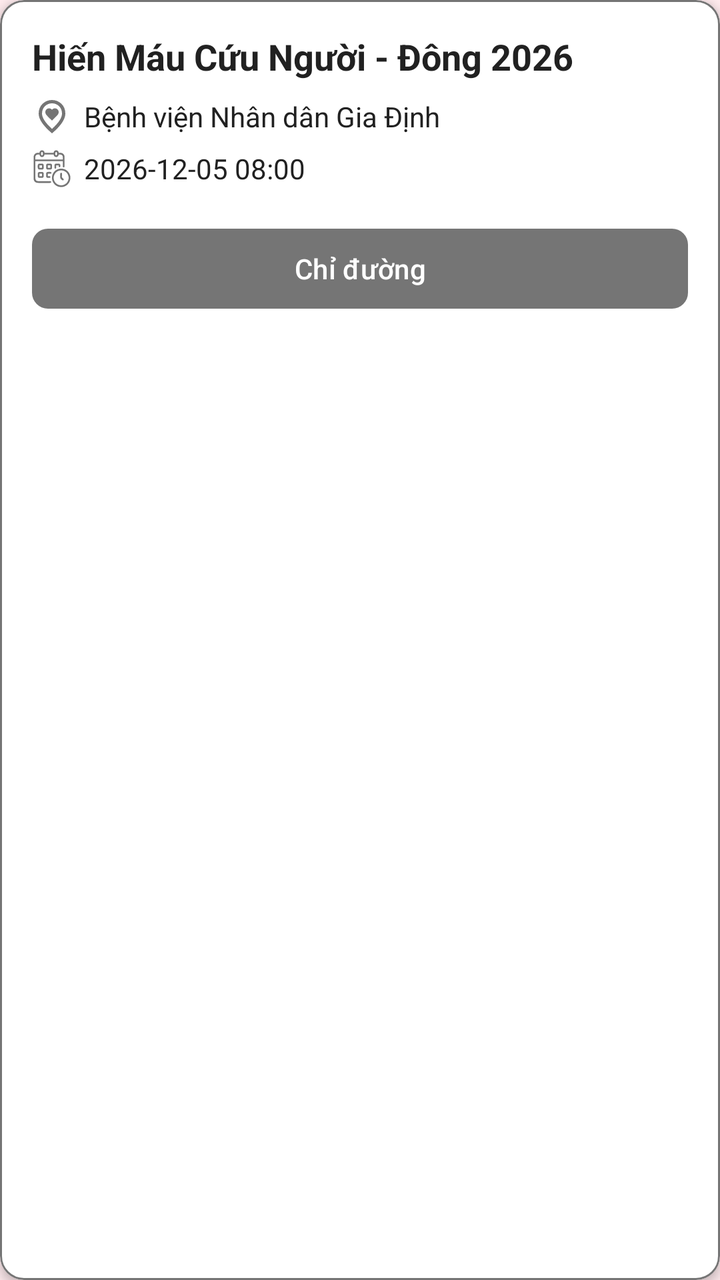
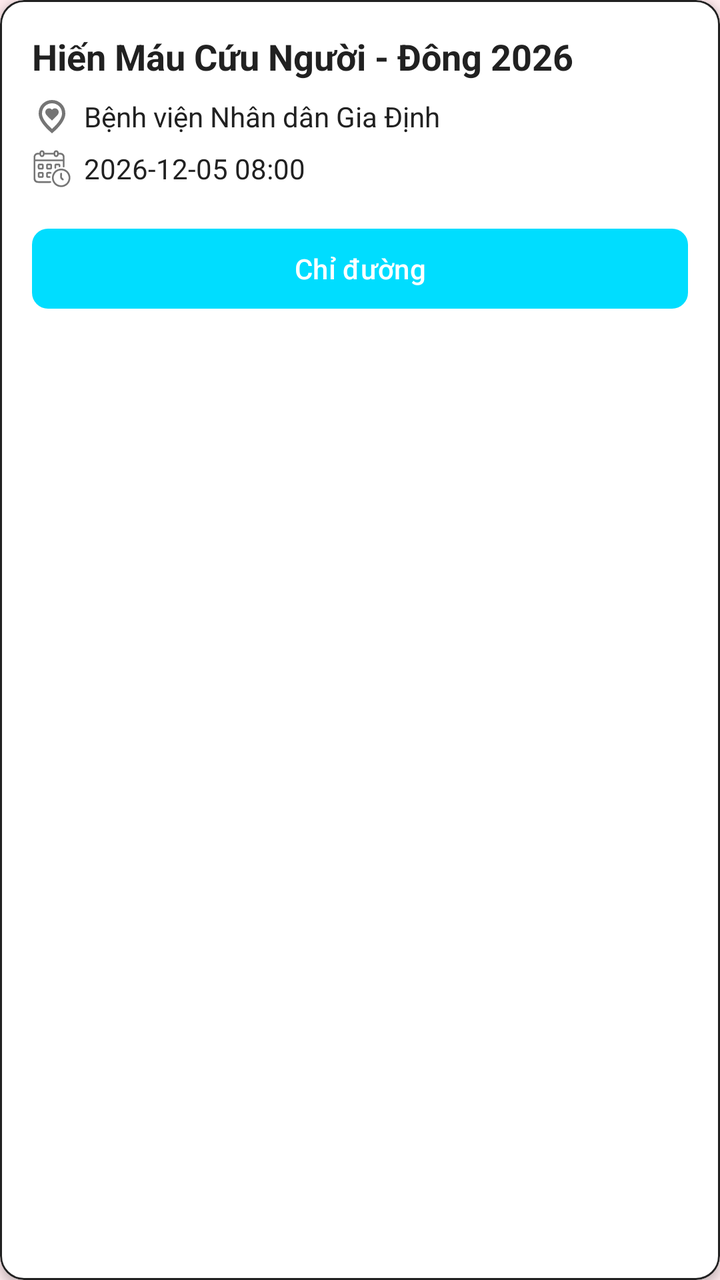

Screens rendered from an Android XML layout before and after an edit, with the pre-edit source and the edit as a unified diff.
<!-- AndroidManifest.xml: application theme Theme.AndroidMedical -->
<!-- res/layout/item_campaign_history.xml -->
<?xml version="1.0" encoding="utf-8"?>
<com.google.android.material.card.MaterialCardView xmlns:android="http://schemas.android.com/apk/res/android"
    xmlns:app="http://schemas.android.com/apk/res-auto"
    android:layout_width="match_parent"
    android:layout_height="wrap_content"
    android:layout_marginBottom="12dp"
    app:cardBackgroundColor="@color/white"
    app:cardCornerRadius="12dp"
    app:cardElevation="3dp"
    app:strokeColor="@color/text_secondary"
    app:strokeWidth="1dp">

    <LinearLayout
        android:layout_width="match_parent"
        android:layout_height="wrap_content"
        android:orientation="vertical"
        android:padding="16dp">

        <LinearLayout
            android:layout_width="match_parent"
            android:layout_height="wrap_content"
            android:gravity="center_vertical"
            android:orientation="horizontal">

            <TextView
                android:id="@+id/tvCampaignTitle"
                android:layout_width="0dp"
                android:layout_height="wrap_content"
                android:layout_weight="1"
                android:text="Hiến Máu Cứu Người - Đông 2026"
                android:textColor="@color/text_primary"
                android:textSize="18sp"
                android:textStyle="bold" />

        </LinearLayout>

        <LinearLayout
            android:layout_width="match_parent"
            android:layout_height="wrap_content"
            android:layout_marginTop="8dp"
            android:gravity="center_vertical"
            android:orientation="horizontal">

            <ImageView
                android:layout_width="20dp"
                android:layout_height="20dp"
                android:layout_marginEnd="6dp"
                android:contentDescription="Location Icon"
                app:srcCompat="@drawable/icon_address_hospital_24"
                app:tint="@color/text_secondary" />

            <TextView
                android:id="@+id/tvCampaignLocation"
                android:layout_width="0dp"
                android:layout_height="wrap_content"
                android:layout_weight="1"
                android:text="Bệnh viện Nhân dân Gia Định"
                android:textColor="@color/text_primary"
                android:textSize="14sp" />
        </LinearLayout>

        <LinearLayout
            android:layout_width="match_parent"
            android:layout_height="wrap_content"
            android:layout_marginTop="6dp"
            android:gravity="center_vertical"
            android:orientation="horizontal">

            <ImageView
                android:layout_width="20dp"
                android:layout_height="20dp"
                android:layout_marginEnd="6dp"
                android:contentDescription="Schedule Icon"
                app:srcCompat="@drawable/icon_schedule_24"
                app:tint="@color/text_secondary" />

            <TextView
                android:id="@+id/tvCampaignDate"
                android:layout_width="0dp"
                android:layout_height="wrap_content"
                android:layout_weight="1"
                android:text="2026-12-05 08:00"
                android:textColor="@color/text_primary"
                android:textSize="14sp" />
        </LinearLayout>

        <com.google.android.material.button.MaterialButton
            android:id="@+id/btnDirections"
            android:layout_width="match_parent"
            android:layout_height="48dp"
            android:layout_marginTop="16dp"
            android:text="Chỉ đường"
            android:textSize="14sp"
            app:backgroundTint="@color/text_secondary"
            app:cornerRadius="8dp" />

    </LinearLayout>
</com.google.android.material.card.MaterialCardView>
<!-- resources referenced by this layout -->
<resources>
  <color name="text_primary">#212121</color>
  <color name="text_secondary">#757575</color>
  <color name="white">#FFFFFFFF</color>
  <!-- drawable icon_address_hospital_24 (drawable) -->
  <vector xmlns:android="http://schemas.android.com/apk/res/android"
      android:width="24dp"
      android:height="24dp"
      android:viewportWidth="24"
      android:viewportHeight="24">
    <path
        android:pathData="M12,14.3q1.35,-1.25 2.1,-2t1.17,-1.25q0.4,-0.5 0.56,-0.92T16,9.2q0,-0.9 -0.65,-1.55T13.8,7q-0.53,0 -1.01,0.21Q12.3,7.43 12,7.8q-0.3,-0.38 -0.77,-0.59T10.2,7Q9.3,7 8.65,7.65T8,9.2q0,0.53 0.15,0.93q0.15,0.4 0.55,0.9q0.42,0.5 1.15,1.25T12,14.3ZM12,19.35q3.05,-2.8 4.53,-5.09Q18,11.98 18,10.2q0,-2.73 -1.74,-4.46Q14.53,4 12,4T7.74,5.74Q6,7.47 6,10.2q0,1.78 1.48,4.06T12,19.35ZM12,22q-4.02,-3.43 -6.01,-6.36T4,10.2Q4,6.45 6.41,4.22T12,2t5.59,2.22T20,10.2q0,2.5 -1.99,5.44Q16.03,18.58 12,22ZM12,10Z"
        android:fillColor="#1f1f1f"/>
  </vector>
  <!-- drawable icon_schedule_24: vector/xml drawable (drawable, 14244 chars, omitted) -->
  <style name="Theme.AndroidMedical" parent="Base.Theme.AndroidMedical" />
  <style name="Base.Theme.AndroidMedical" parent="Theme.Material3.DayNight.NoActionBar">
          
          <item name="colorPrimary">@color/blood_primary</item>
          <item name="colorPrimaryDark">@color/blood_primary_dark</item>
          <item name="colorSecondary">@color/blood_accent</item>
          <item name="android:windowBackground">@color/blood_light_bg</item>
      </style>
  <color name="blood_primary">#D32F2F</color>
  <color name="blood_primary_dark">#B71C1C</color>
  <color name="blood_accent">#E53935</color>
  <color name="blood_light_bg">#FFEBEE</color>
</resources>

<!-- the commit's change to res/layout/item_campaign_history.xml (unified diff, before → after) -->
@@ -7,7 +7,7 @@
     app:cardBackgroundColor="@color/white"
     app:cardCornerRadius="12dp"
     app:cardElevation="3dp"
-    app:strokeColor="@color/text_secondary"
+    app:strokeColor="@color/text_primary"
     app:strokeWidth="1dp">
 
     <LinearLayout
@@ -91,7 +91,7 @@
             android:layout_marginTop="16dp"
             android:text="Chỉ đường"
             android:textSize="14sp"
-            app:backgroundTint="@color/text_secondary"
+            app:backgroundTint="@android:color/holo_blue_bright"
             app:cornerRadius="8dp" />
 
     </LinearLayout>
